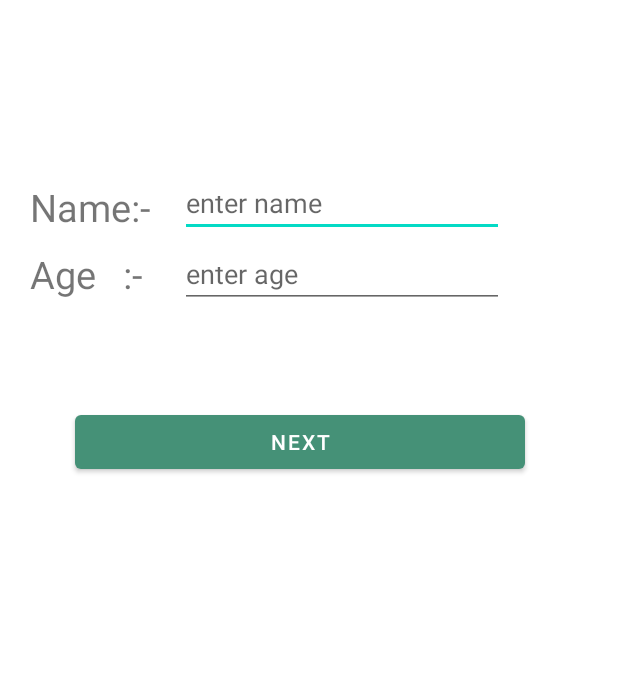
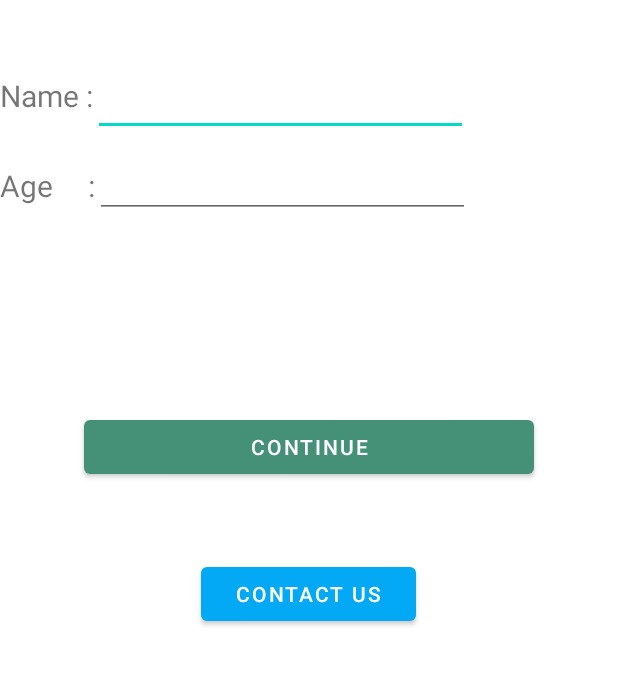
Before and after one commit to saikesav-sai/kintokan_official-, an Android app: the screen it shows after launch (MainActivity), on a phone screen of 412 x 824 dp, the part 428-1114 px from its top. Run offline under Robolectric (Android 15) with nearby library versions, the phone set to English and light mode, and no system bars.

Commit message:
kintokan

```diff
--- a/app/src/main/AndroidManifest.xml
+++ b/app/src/main/AndroidManifest.xml
@@ -9,6 +9,9 @@
         android:roundIcon="@mipmap/ic_launcher_round"
         android:supportsRtl="true"
         android:theme="@style/Theme.Kintokan">
+        <activity
+            android:name=".contact_us"
+            android:exported="false" />
         <activity
             android:name=".jobs"
             android:exported="false" />
--- a/app/src/main/java/com/example/kintokan/MainActivity.java
+++ b/app/src/main/java/com/example/kintokan/MainActivity.java
@@ -16,28 +16,43 @@ import android.widget.Toast;
 public class MainActivity extends AppCompatActivity {
 
 
-
+        Button button,contact_us_code;
+        EditText name_input,age_input;
 
     @Override
     protected void onCreate(Bundle savedInstanceState) {
-        Button button;
-        EditText input_1;
-        EditText input_2;
 
-        input_1=(EditText) findViewById(R.id.textView1);
-        input_2=(EditText) findViewById(R.id.textView2);
 
 
         super.onCreate(savedInstanceState);
         setContentView(R.layout.activity_main);
-        button = findViewById(R.id.button1);
-       button.setOnClickListener(new View.OnClickListener() {
-           @Override
-           public void onClick(View view) {
-            activity();
-           }
-       });
+        name_input=(EditText) findViewById(R.id.name_input);
+        age_input=(EditText) findViewById(R.id.age_input);
+        button=(Button) findViewById(R.id.button1);
+        contact_us_code=(Button)findViewById(R.id.contact_us);
+        button.setOnClickListener(new View.OnClickListener() {
+            @Override
+            public void onClick(View v) {
+                if(name_input.getText().toString().isEmpty() || age_input.getText().toString().isEmpty())
+                {
+                    Toast.makeText(MainActivity.this, "please enter your name and age to proceed further", Toast.LENGTH_SHORT).show();
+                }
+                else
+                {
+                    activity();
+                }
+            }
+        });
 
+
+
+
+        contact_us_code.setOnClickListener(new View.OnClickListener() {
+            @Override
+            public void onClick(View v) {
+                contact_us_activity();
+            }
+        });
 
     }
 
@@ -46,6 +61,11 @@ public void activity()
     Intent intent =new Intent(this,list_of_course.class);
     startActivity(intent);
 }
+public void contact_us_activity()
+{
+    Intent intent_1=new Intent(this,contact_us.class);
+    startActivity(intent_1);
+}
 
 
 
--- a/app/src/main/res/layout/activity_list_of_course.xml
+++ b/app/src/main/res/layout/activity_list_of_course.xml
@@ -13,7 +13,7 @@
         android:layout_height="wrap_content"
         android:layout_marginHorizontal="60dp"
         android:background="@color/white"
-        android:text="choose a course"
+        android:text="choose a course after 10th"
 
 
         android:textColor="#070707"
--- a/app/src/main/res/layout/activity_main.xml
+++ b/app/src/main/res/layout/activity_main.xml
@@ -8,70 +8,7 @@
 <RelativeLayout
     android:layout_width="match_parent"
     android:layout_height="match_parent">
-    <TextView
-        android:id="@+id/name"
-        android:layout_width="wrap_content"
-        android:layout_height="wrap_content"
-        android:layout_marginLeft="20dp"
-        android:layout_marginTop="350dp"
-        android:text="Name:-"
-        android:textSize="25dp">
 
-    </TextView>
-
-    <TextView
-        android:id="@+id/age"
-        android:layout_width="wrap_content"
-        android:layout_height="wrap_content"
-        android:text="Age   :-"
-        android:textSize="25dp"
-        android:layout_marginLeft="20dp"
-        android:layout_below="@+id/name"
-        android:layout_marginTop="10dp"
-
-        >
-
-    </TextView>
-
-    <EditText
-        android:id="@+id/textView1"
-        android:layout_width="216dp"
-        android:layout_height="37dp"
-        android:layout_alignTop="@+id/name"
-        android:layout_marginLeft="120dp"
-    android:hint="enter name"
-        >
-
-
-    </EditText>
-
-    <EditText
-        android:id="@+id/textView2"
-        android:layout_width="216dp"
-        android:layout_height="37dp"
-        android:layout_below="@+id/textView1"
-        android:layout_marginLeft="120dp"
-        android:layout_marginTop="10dp"
-        android:text=""
-        android:hint="enter age"
-        >
-
-    </EditText>
-
-    <Button
-        android:id="@+id/button1"
-        android:layout_width="300dp"
-        android:layout_height="wrap_content"
-        android:layout_alignParentTop="true"
-        android:layout_marginLeft="50dp"
-        android:layout_marginTop="500dp"
-
-
-
-        android:text="NEXT"
-        app:backgroundTint="#459177">
-
-    </Button>
 
     <ImageView
         android:id="@+id/imageView"
@@ -80,7 +17,81 @@
         app:srcCompat="@mipmap/ic_launcher"
         android:layout_centerHorizontal="true"
         android:layout_marginTop="50dp"
+        android:contentDescription="logo"
         />
+
+    <TextView
+        android:layout_width="wrap_content"
+        android:layout_height="wrap_content"
+        android:text="Name :"
+        android:textSize="20dp"
+        android:layout_below="@id/imageView"
+        android:layout_marginTop="50dp"
+        android:id="@+id/name"
+        >
+
+    </TextView>
+
+    <EditText
+        android:layout_width="250dp"
+        android:layout_height="wrap_content"
+        android:id="@+id/name_input"
+        android:layout_below="@+id/imageView"
+        android:layout_toRightOf="@+id/name"
+        android:layout_marginTop="45dp"
+
+        >
+
+    </EditText>
+    <EditText
+        android:layout_width="250dp"
+        android:layout_height="wrap_content"
+        android:id="@+id/age_input"
+        android:layout_below="@+id/imageView"
+        android:layout_toRightOf="@+id/age"
+        android:layout_marginTop="100dp"
+
+
+        >
+
+    </EditText>
+
+    <TextView
+        android:layout_width="wrap_content"
+        android:layout_height="wrap_content"
+        android:text="Age     :"
+        android:textSize="20dp"
+        android:layout_below="@id/imageView"
+        android:layout_marginTop="110dp"
+        android:id="@+id/age"
+        >
+
+    </TextView>
+    <Button
+        android:id="@+id/button1"
+        android:layout_width="300dp"
+        android:layout_height="wrap_content"
+        android:layout_alignParentTop="true"
+        android:layout_marginTop="503dp"
+       android:layout_centerHorizontal="true"
+        android:text="continue"
+        app:backgroundTint="#459177">
+
+    </Button>
+
+    <Button
+        android:id="@+id/contact_us"
+        android:layout_width="143dp"
+        android:layout_height="wrap_content"
+        android:layout_below="@id/button1"
+        android:layout_centerHorizontal="true"
+        android:layout_marginTop="50dp"
+        android:textColor="@color/white"
+        android:text="contact us"
+        app:backgroundTint="#03A9F4">
+
+    </Button>
+
 
 
 </RelativeLayout>
```
Also changed, not shown: app/src/main/java/com/example/kintokan/contact_us.java (added, +14 -0 lines), app/src/main/res/layout/activity_contact_us.xml (added, +52 -0 lines), app/src/main/res/layout/activity_inter.xml (+8 -0 lines), app/src/main/res/values/strings.xml (+16 -21 lines).
